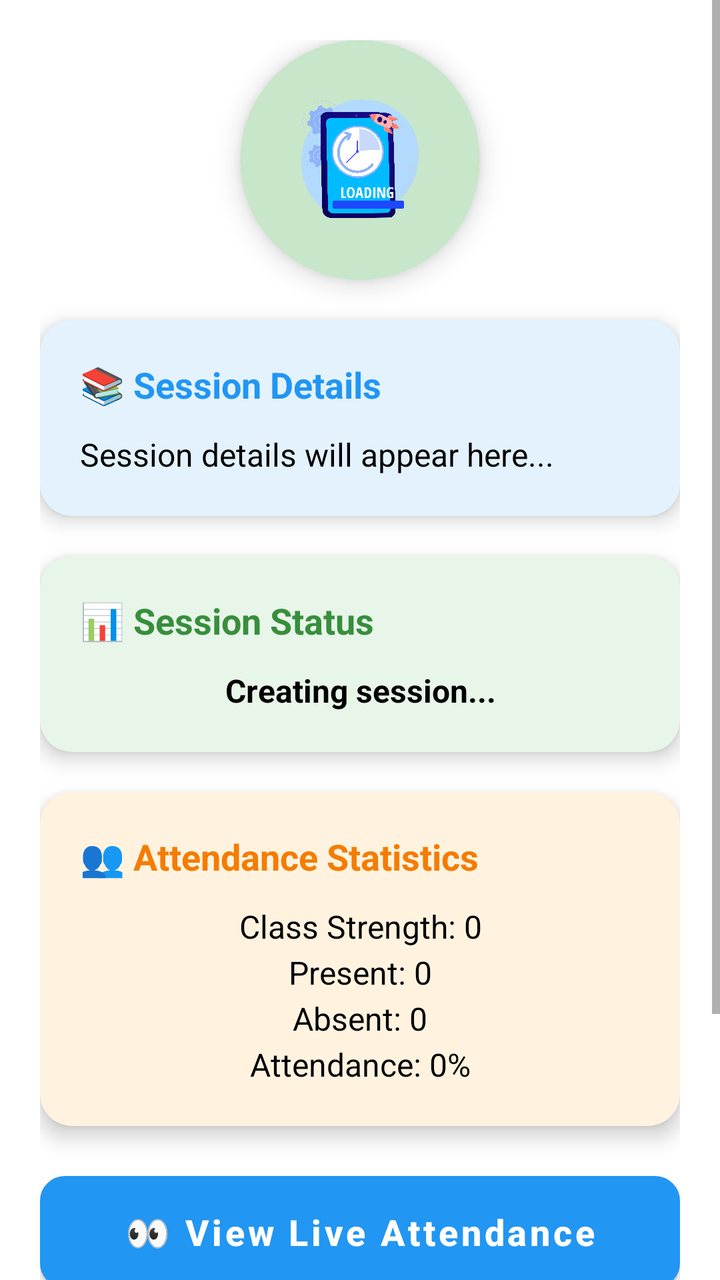
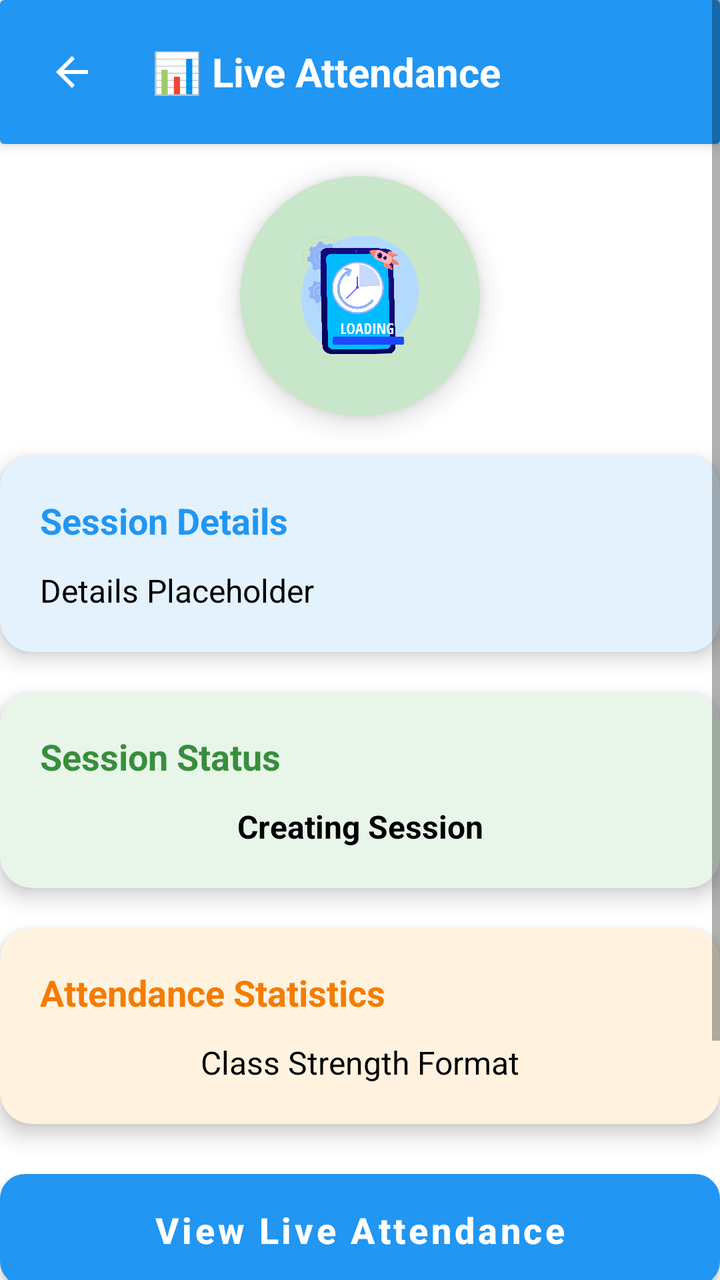

Before-and-after screenshots of an Android layout around one commit, followed by the original layout XML and the change that was made.
<!-- AndroidManifest.xml: application theme Theme.SmartAttendanceSystem -->
<!-- res/layout/activity_session.xml -->
<?xml version="1.0" encoding="utf-8"?>
<ScrollView xmlns:android="http://schemas.android.com/apk/res/android"
    xmlns:app="http://schemas.android.com/apk/res-auto"
    xmlns:tools="http://schemas.android.com/tools"
    android:layout_width="match_parent"
    android:layout_height="match_parent"
    android:fillViewport="true"
    android:background="@color/white"
    tools:context=".SessionActivity">

    <LinearLayout
        android:layout_width="match_parent"
        android:layout_height="wrap_content"
        android:orientation="vertical"
        android:padding="20dp"
        android:gravity="center_horizontal">

        
        <androidx.cardview.widget.CardView
            android:layout_width="120dp"
            android:layout_height="120dp"
            app:cardCornerRadius="60dp"
            app:cardElevation="8dp"
            app:cardBackgroundColor="@color/green_100"
            android:layout_marginBottom="20dp">

            <ImageView
                android:id="@+id/iv_session_indicator"
                android:layout_width="80dp"
                android:layout_height="80dp"
                android:layout_gravity="center"
                android:src="@drawable/loading_pic"
                android:contentDescription="Session Status"
                android:scaleType="centerInside" />
        </androidx.cardview.widget.CardView>

        
        <androidx.cardview.widget.CardView
            android:layout_width="match_parent"
            android:layout_height="wrap_content"
            app:cardCornerRadius="16dp"
            app:cardElevation="6dp"
            app:cardBackgroundColor="@color/light_blue_50"
            android:layout_marginBottom="20dp">

            <LinearLayout
                android:layout_width="match_parent"
                android:layout_height="wrap_content"
                android:orientation="vertical"
                android:padding="20dp">

                <TextView
                    android:layout_width="wrap_content"
                    android:layout_height="wrap_content"
                    android:text="📚 Session Details"
                    android:textSize="18sp"
                    android:textStyle="bold"
                    android:textColor="@color/main_500"
                    android:layout_marginBottom="12dp" />

                <TextView
                    android:id="@+id/tv_session_details"
                    android:layout_width="match_parent"
                    android:layout_height="wrap_content"
                    android:text="Session details will appear here..."
                    android:textColor="@color/black"
                    android:textSize="16sp"
                    android:lineSpacingExtra="4dp" />
            </LinearLayout>
        </androidx.cardview.widget.CardView>

        
        <androidx.cardview.widget.CardView
            android:layout_width="match_parent"
            android:layout_height="wrap_content"
            app:cardCornerRadius="16dp"
            app:cardElevation="6dp"
            app:cardBackgroundColor="@color/green_50"
            android:layout_marginBottom="20dp">

            <LinearLayout
                android:layout_width="match_parent"
                android:layout_height="wrap_content"
                android:orientation="vertical"
                android:padding="20dp">

                <TextView
                    android:layout_width="wrap_content"
                    android:layout_height="wrap_content"
                    android:text="📊 Session Status"
                    android:textSize="18sp"
                    android:textStyle="bold"
                    android:textColor="@color/green_700"
                    android:layout_marginBottom="12dp" />

                <TextView
                    android:id="@+id/tv_session_status"
                    android:layout_width="match_parent"
                    android:layout_height="wrap_content"
                    android:text="Creating session..."
                    android:textColor="@color/black"
                    android:textSize="16sp"
                    android:textStyle="bold"
                    android:gravity="center" />
            </LinearLayout>
        </androidx.cardview.widget.CardView>

        
        <androidx.cardview.widget.CardView
            android:layout_width="match_parent"
            android:layout_height="wrap_content"
            app:cardCornerRadius="16dp"
            app:cardElevation="6dp"
            app:cardBackgroundColor="@color/orange_50"
            android:layout_marginBottom="25dp">

            <LinearLayout
                android:layout_width="match_parent"
                android:layout_height="wrap_content"
                android:orientation="vertical"
                android:padding="20dp">

                <TextView
                    android:layout_width="wrap_content"
                    android:layout_height="wrap_content"
                    android:text="👥 Attendance Statistics"
                    android:textSize="18sp"
                    android:textStyle="bold"
                    android:textColor="@color/orange_700"
                    android:layout_marginBottom="12dp" />

                <TextView
                    android:id="@+id/tv_student_count"
                    android:layout_width="match_parent"
                    android:layout_height="wrap_content"
                    android:text="Class Strength: 0\nPresent: 0\nAbsent: 0\nAttendance: 0%"
                    android:textColor="@color/black"
                    android:textSize="16sp"
                    android:lineSpacingExtra="4dp"
                    android:gravity="center" />
            </LinearLayout>
        </androidx.cardview.widget.CardView>

        
        <Button
            android:id="@+id/btn_view_live_attendance"
            android:layout_width="match_parent"
            android:layout_height="56dp"
            android:layout_marginBottom="16dp"
            android:background="@drawable/style_button"
            android:text="👀 View Live Attendance"
            android:textAllCaps="false"
            android:textSize="18sp"
            android:textStyle="bold" />

        <Button
            android:id="@+id/btn_refresh_count"
            android:layout_width="match_parent"
            android:layout_height="56dp"
            android:layout_marginBottom="16dp"
            android:background="@drawable/style_button_secondary"
            android:text="🔄 Refresh Count"
            android:textAllCaps="false"
            android:textSize="16sp" />

        <Button
            android:id="@+id/btn_end_session"
            android:layout_width="match_parent"
            android:layout_height="56dp"
            android:text="⏹️ End Session"
            android:textAllCaps="false"
            android:textSize="18sp"
            android:textStyle="bold"
            android:backgroundTint="@color/red_500"
            android:textColor="@color/white" />

    </LinearLayout>
</ScrollView>
<!-- resources referenced by this layout -->
<resources>
  <color name="black">#000000</color>
  <color name="green_100">#C8E6C9</color>
  <color name="green_50">#E8F5E9</color>
  <color name="green_700">#388E3C</color>
  <color name="light_blue_50">#E3F2FD</color>
  <color name="main_500">#2196F3</color>
  <color name="orange_50">#FFF3E0</color>
  <color name="orange_700">#F57C00</color>
  <color name="red_500">#F44336</color>
  <color name="white">#FFFFFF</color>
  <!-- drawable loading_pic: png bitmap (drawable, 437277 bytes) -->
  <!-- drawable style_button (drawable) -->
  <?xml version="1.0" encoding="utf-8"?>
  <shape xmlns:android="http://schemas.android.com/apk/res/android"
      android:shape="rectangle">
      
      <solid android:color="@color/main_500" />
      
      <corners android:radius="12dp" />
      
      <stroke
          android:width="1dp"
          android:color="@color/main_600" />
          
  </shape>
  <!-- drawable style_button_secondary (drawable) -->
  <?xml version="1.0" encoding="utf-8"?>
  <shape xmlns:android="http://schemas.android.com/apk/res/android"
      android:shape="rectangle">
      
      <solid android:color="@color/green_500" />
      
      <corners android:radius="12dp" />
      
      <stroke
          android:width="1dp"
          android:color="@color/green_700" />
          
  </shape>
  <style name="Theme.SmartAttendanceSystem" parent="Theme.MaterialComponents.DayNight.NoActionBar">
          <item name="colorPrimary">@color/main_500</item>
          <item name="colorPrimaryVariant">@color/main_700</item>
          <item name="colorOnPrimary">@color/white</item>
          <item name="colorSecondary">@color/teal_700</item>
          <item name="colorSecondaryVariant">@color/teal_200</item>
          <item name="colorOnSecondary">@color/black</item>
          <item name="android:statusBarColor" tools:targetApi="l">?attr/colorPrimaryVariant</item>
      </style>
  <color name="main_600">#1E88E5</color>
  <color name="green_500">#4CAF50</color>
  <color name="main_700">#1976D2</color>
  <color name="teal_700">#00796B</color>
  <color name="teal_200">#80CBC4</color>
</resources>

<!-- the commit's change to res/layout/activity_session.xml (unified diff, before → after) -->
@@ -12,8 +12,47 @@
         android:layout_width="match_parent"
         android:layout_height="wrap_content"
         android:orientation="vertical"
-        android:padding="20dp"
         android:gravity="center_horizontal">
+
+        
+        <androidx.cardview.widget.CardView
+            android:layout_width="match_parent"
+            android:layout_height="wrap_content"
+            app:cardElevation="4dp"
+            app:cardBackgroundColor="@color/main_500"
+            android:layout_marginBottom="16dp">
+
+            <LinearLayout
+                android:layout_width="match_parent"
+                android:layout_height="wrap_content"
+                android:orientation="horizontal"
+                android:padding="12dp"
+                android:gravity="center_vertical">
+
+                <ImageButton
+                    android:id="@+id/btn_back"
+                    android:layout_width="48dp"
+                    android:layout_height="48dp"
+                    android:background="?attr/selectableItemBackgroundBorderless"
+                    android:src="@drawable/ic_back_arrow"
+                    android:contentDescription="Back"
+                    app:tint="@color/white"
+                    android:scaleType="centerInside"
+                    android:padding="8dp"/>
+
+                <TextView
+                    android:layout_width="0dp"
+                    android:layout_height="wrap_content"
+                    android:layout_weight="1"
+                    android:text="📊 Live Attendance"
+                    android:textColor="@color/white"
+                    android:textSize="20sp"
+                    android:textStyle="bold"
+                    android:gravity="center_vertical"
+                    android:layout_marginStart="16dp" />
+
+            </LinearLayout>
+        </androidx.cardview.widget.CardView>
 
         
         <androidx.cardview.widget.CardView
@@ -30,8 +69,8 @@
                 android:layout_height="80dp"
                 android:layout_gravity="center"
                 android:src="@drawable/loading_pic"
-                android:contentDescription="Session Status"
-                android:scaleType="centerInside" />
+                android:scaleType="centerInside"
+                android:contentDescription="@string/desc_session_status" />
         </androidx.cardview.widget.CardView>
 
         
@@ -52,7 +91,7 @@
                 <TextView
                     android:layout_width="wrap_content"
                     android:layout_height="wrap_content"
-                    android:text="📚 Session Details"
+                    android:text="@string/session_details_title"
                     android:textSize="18sp"
                     android:textStyle="bold"
                     android:textColor="@color/main_500"
@@ -62,7 +101,7 @@
                     android:id="@+id/tv_session_details"
                     android:layout_width="match_parent"
                     android:layout_height="wrap_content"
-                    android:text="Session details will appear here..."
+                    android:text="@string/session_details_placeholder"
                     android:textColor="@color/black"
                     android:textSize="16sp"
                     android:lineSpacingExtra="4dp" />
@@ -87,7 +126,7 @@
                 <TextView
                     android:layout_width="wrap_content"
                     android:layout_height="wrap_content"
-                    android:text="📊 Session Status"
+                    android:text="@string/session_status_title"
                     android:textSize="18sp"
                     android:textStyle="bold"
                     android:textColor="@color/green_700"
@@ -97,7 +136,7 @@
                     android:id="@+id/tv_session_status"
                     android:layout_width="match_parent"
                     android:layout_height="wrap_content"
-                    android:text="Creating session..."
+                    android:text="@string/creating_session"
                     android:textColor="@color/black"
                     android:textSize="16sp"
                     android:textStyle="bold"
@@ -123,7 +162,7 @@
                 <TextView
                     android:layout_width="wrap_content"
                     android:layout_height="wrap_content"
-                    android:text="👥 Attendance Statistics"
+                    android:text="@string/attendance_statistics"
                     android:textSize="18sp"
                     android:textStyle="bold"
                     android:textColor="@color/orange_700"
@@ -133,7 +172,7 @@
                     android:id="@+id/tv_student_count"
                     android:layout_width="match_parent"
                     android:layout_height="wrap_content"
-                    android:text="Class Strength: 0\nPresent: 0\nAbsent: 0\nAttendance: 0%"
+                    android:text="@string/class_strength_format"
                     android:textColor="@color/black"
                     android:textSize="16sp"
                     android:lineSpacingExtra="4dp"
@@ -148,7 +187,7 @@
             android:layout_height="56dp"
             android:layout_marginBottom="16dp"
             android:background="@drawable/style_button"
-            android:text="👀 View Live Attendance"
+            android:text="@string/view_live_attendance"
             android:textAllCaps="false"
             android:textSize="18sp"
             android:textStyle="bold" />
@@ -159,7 +198,7 @@
             android:layout_height="56dp"
             android:layout_marginBottom="16dp"
             android:background="@drawable/style_button_secondary"
-            android:text="🔄 Refresh Count"
+            android:text="@string/refresh_count"
             android:textAllCaps="false"
             android:textSize="16sp" />
 
@@ -167,7 +206,7 @@
             android:id="@+id/btn_end_session"
             android:layout_width="match_parent"
             android:layout_height="56dp"
-            android:text="⏹️ End Session"
+            android:text="@string/end_session"
             android:textAllCaps="false"
             android:textSize="18sp"
             android:textStyle="bold"
<!-- resource entries referenced after the edit -->
@@ -10,6 +10,10 @@
   <color name="orange_700">#F57C00</color>
   <color name="red_500">#F44336</color>
   <color name="white">#FFFFFF</color>
+  <!-- drawable ic_back_arrow (drawable) -->
+  <vector xmlns:android="http://schemas.android.com/apk/res/android" android:width="24dp" android:height="24dp" android:viewportWidth="24.0" android:viewportHeight="24.0">
+      <path android:fillColor="#FF000000" android:pathData="M20,11H7.83l5.59,-5.59L12,4l-8,8 8,8 1.41,-1.41L7.83,13H20v-2z"/>
+  </vector>
   <!-- drawable loading_pic: png bitmap (drawable, 437277 bytes) -->
   <!-- drawable style_button (drawable) -->
   <?xml version="1.0" encoding="utf-8"?>
@@ -39,6 +43,16 @@
           android:color="@color/green_700" />
           
   </shape>
+  <string name="attendance_statistics">Attendance Statistics</string>
+  <string name="class_strength_format">Class Strength Format</string>
+  <string name="creating_session">Creating Session</string>
+  <string name="desc_session_status">Session Status</string>
+  <string name="end_session">End Session</string>
+  <string name="refresh_count">Refresh Count</string>
+  <string name="session_details_placeholder">Details Placeholder</string>
+  <string name="session_details_title">Session Details</string>
+  <string name="session_status_title">Session Status</string>
+  <string name="view_live_attendance">View Live Attendance</string>
   <style name="Theme.SmartAttendanceSystem" parent="Theme.MaterialComponents.DayNight.NoActionBar">
           <item name="colorPrimary">@color/main_500</item>
           <item name="colorPrimaryVariant">@color/main_700</item>
